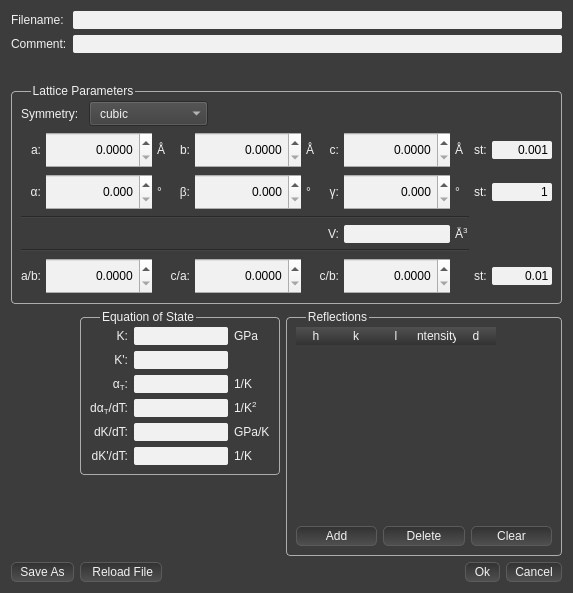
The window that Dioptas_main/Views/UiFiles/Jcpds.ui (Dioptas/Dioptas) describes before a commit, drawn with Qt 5.
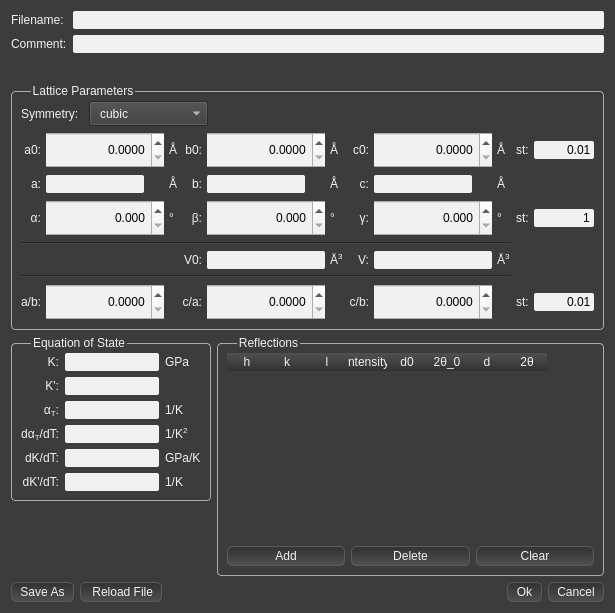
The same window after the commit.

Diff of the .ui file:
```diff
--- a/Dioptas_main/Views/UiFiles/Jcpds.ui
+++ b/Dioptas_main/Views/UiFiles/Jcpds.ui
@@ -6,8 +6,8 @@
    <rect>
     <x>0</x>
     <y>0</y>
-    <width>573</width>
-    <height>593</height>
+    <width>615</width>
+    <height>613</height>
    </rect>
   </property>
   <property name="windowTitle">
@@ -471,25 +471,25 @@
        </layout>
       </item>
       <item>
-       <layout class="QGridLayout" name="gridLayout_5" columnstretch="0,1,0,0,1,0,0,1,0,0,1">
+       <layout class="QGridLayout" name="gridLayout_5" columnstretch="0,0,0,0,0,0,0,0,0,0,0">
         <property name="sizeConstraint">
          <enum>QLayout::SetDefaultConstraint</enum>
         </property>
         <property name="horizontalSpacing">
          <number>5</number>
         </property>
-        <item row="0" column="10">
-         <widget class="QLineEdit" name="lattice_length_step_txt">
+        <item row="4" column="7">
+         <widget class="QLineEdit" name="lattice_eos_volume_txt">
           <property name="sizePolicy">
            <sizepolicy hsizetype="MinimumExpanding" vsizetype="Fixed">
             <horstretch>0</horstretch>
             <verstretch>0</verstretch>
            </sizepolicy>
           </property>
-          <property name="maximumSize">
+          <property name="minimumSize">
            <size>
-            <width>60</width>
-            <height>16777215</height>
+            <width>30</width>
+            <height>0</height>
            </size>
           </property>
           <property name="baseSize">
@@ -498,29 +498,28 @@
             <height>0</height>
            </size>
           </property>
-          <property name="text">
-           <string>0.001</string>
+          <property name="autoFillBackground">
+           <bool>false</bool>
+          </property>
+          <property name="frame">
+           <bool>true</bool>
           </property>
           <property name="alignment">
            <set>Qt::AlignRight|Qt::AlignTrailing|Qt::AlignVCenter</set>
           </property>
-         </widget>
-        </item>
-        <item row="1" column="9">
-         <widget class="QLabel" name="label_2">
-          <property name="text">
-           <string>st:</string>
+          <property name="readOnly">
+           <bool>true</bool>
           </property>
          </widget>
         </item>
-        <item row="5" column="9">
-         <widget class="QLabel" name="label_3">
+        <item row="1" column="2">
+         <widget class="QLabel" name="label_66">
           <property name="text">
-           <string>st:</string>
+           <string>Å</string>
           </property>
          </widget>
         </item>
-        <item row="3" column="7">
+        <item row="4" column="4">
          <widget class="QLineEdit" name="lattice_volume_txt">
           <property name="sizePolicy">
            <sizepolicy hsizetype="MinimumExpanding" vsizetype="Fixed">
@@ -548,8 +547,18 @@
           </property>
          </widget>
         </item>
-        <item row="0" column="0">
-         <widget class="QLabel" name="label_42">
+        <item row="1" column="3">
+         <widget class="QLabel" name="label_5">
+          <property name="text">
+           <string>b:</string>
+          </property>
+          <property name="alignment">
+           <set>Qt::AlignRight|Qt::AlignTrailing|Qt::AlignVCenter</set>
+          </property>
+         </widget>
+        </item>
+        <item row="1" column="0">
+         <widget class="QLabel" name="label_4">
           <property name="text">
            <string>a:</string>
           </property>
@@ -558,7 +567,217 @@
           </property>
          </widget>
         </item>
-        <item row="5" column="3">
+        <item row="1" column="6">
+         <widget class="QLabel" name="label_7">
+          <property name="text">
+           <string>c:</string>
+          </property>
+          <property name="alignment">
+           <set>Qt::AlignRight|Qt::AlignTrailing|Qt::AlignVCenter</set>
+          </property>
+         </widget>
+        </item>
+        <item row="4" column="8">
+         <widget class="QLabel" name="label_65">
+          <property name="text">
+           <string>Å&lt;sup&gt;3&lt;/sup&gt;</string>
+          </property>
+         </widget>
+        </item>
+        <item row="6" column="7">
+         <widget class="QDoubleSpinBox" name="lattice_cb_sb">
+          <property name="sizePolicy">
+           <sizepolicy hsizetype="MinimumExpanding" vsizetype="Fixed">
+            <horstretch>0</horstretch>
+            <verstretch>0</verstretch>
+           </sizepolicy>
+          </property>
+          <property name="baseSize">
+           <size>
+            <width>80</width>
+            <height>0</height>
+           </size>
+          </property>
+          <property name="alignment">
+           <set>Qt::AlignRight|Qt::AlignTrailing|Qt::AlignVCenter</set>
+          </property>
+          <property name="decimals">
+           <number>4</number>
+          </property>
+          <property name="maximum">
+           <double>999999999.000000000000000</double>
+          </property>
+          <property name="singleStep">
+           <double>0.010000000000000</double>
+          </property>
+         </widget>
+        </item>
+        <item row="0" column="1">
+         <widget class="QDoubleSpinBox" name="lattice_a_sb">
+          <property name="sizePolicy">
+           <sizepolicy hsizetype="MinimumExpanding" vsizetype="Fixed">
+            <horstretch>0</horstretch>
+            <verstretch>0</verstretch>
+           </sizepolicy>
+          </property>
+          <property name="baseSize">
+           <size>
+            <width>80</width>
+            <height>0</height>
+           </size>
+          </property>
+          <property name="alignment">
+           <set>Qt::AlignRight|Qt::AlignTrailing|Qt::AlignVCenter</set>
+          </property>
+          <property name="decimals">
+           <number>4</number>
+          </property>
+          <property name="maximum">
+           <double>999999999.000000000000000</double>
+          </property>
+          <property name="singleStep">
+           <double>0.010000000000000</double>
+          </property>
+         </widget>
+        </item>
+        <item row="2" column="5">
+         <widget class="QLabel" name="label_60">
+          <property name="text">
+           <string>°</string>
+          </property>
+         </widget>
+        </item>
+        <item row="2" column="2">
+         <widget class="QLabel" name="label_59">
+          <property name="text">
+           <string>°</string>
+          </property>
+         </widget>
+        </item>
+        <item row="2" column="1">
+         <widget class="QDoubleSpinBox" name="lattice_alpha_sb">
+          <property name="sizePolicy">
+           <sizepolicy hsizetype="MinimumExpanding" vsizetype="Fixed">
+            <horstretch>0</horstretch>
+            <verstretch>0</verstretch>
+           </sizepolicy>
+          </property>
+          <property name="baseSize">
+           <size>
+            <width>80</width>
+            <height>0</height>
+           </size>
+          </property>
+          <property name="alignment">
+           <set>Qt::AlignRight|Qt::AlignTrailing|Qt::AlignVCenter</set>
+          </property>
+          <property name="decimals">
+           <number>3</number>
+          </property>
+          <property name="maximum">
+           <double>360.000000000000000</double>
+          </property>
+         </widget>
+        </item>
+        <item row="6" column="1">
+         <widget class="QDoubleSpinBox" name="lattice_ab_sb">
+          <property name="sizePolicy">
+           <sizepolicy hsizetype="MinimumExpanding" vsizetype="Fixed">
+            <horstretch>0</horstretch>
+            <verstretch>0</verstretch>
+           </sizepolicy>
+          </property>
+          <property name="baseSize">
+           <size>
+            <width>80</width>
+            <height>0</height>
+           </size>
+          </property>
+          <property name="alignment">
+           <set>Qt::AlignRight|Qt::AlignTrailing|Qt::AlignVCenter</set>
+          </property>
+          <property name="decimals">
+           <number>4</number>
+          </property>
+          <property name="maximum">
+           <double>999999999.000000000000000</double>
+          </property>
+          <property name="singleStep">
+           <double>0.010000000000000</double>
+          </property>
+         </widget>
+        </item>
+        <item row="2" column="10">
+         <widget class="QLineEdit" name="lattice_angle_step_txt">
+          <property name="sizePolicy">
+           <sizepolicy hsizetype="MinimumExpanding" vsizetype="Fixed">
+            <horstretch>0</horstretch>
+            <verstretch>0</verstretch>
+           </sizepolicy>
+          </property>
+          <property name="maximumSize">
+           <size>
+            <width>60</width>
+            <height>16777215</height>
+           </size>
+          </property>
+          <property name="baseSize">
+           <size>
+            <width>40</width>
+            <height>0</height>
+           </size>
+          </property>
+          <property name="text">
+           <string>1</string>
+          </property>
+          <property name="alignment">
+           <set>Qt::AlignRight|Qt::AlignTrailing|Qt::AlignVCenter</set>
+          </property>
+         </widget>
+        </item>
+        <item row="6" column="4">
+         <widget class="QDoubleSpinBox" name="lattice_ca_sb">
+          <property name="sizePolicy">
+           <sizepolicy hsizetype="MinimumExpanding" vsizetype="Fixed">
+            <horstretch>0</horstretch>
+            <verstretch>0</verstretch>
+           </sizepolicy>
+          </property>
+          <property name="baseSize">
+           <size>
+            <width>80</width>
+            <height>0</height>
+           </size>
+          </property>
+          <property name="alignment">
+           <set>Qt::AlignRight|Qt::AlignTrailing|Qt::AlignVCenter</set>
+          </property>
+          <property name="decimals">
+           <number>4</number>
+          </property>
+          <property name="maximum">
+           <double>999999999.000000000000000</double>
+          </property>
+          <property name="singleStep">
+           <double>0.010000000000000</double>
+          </property>
+         </widget>
+        </item>
+        <item row="0" column="2">
+         <widget class="QLabel" name="label_54">
+          <property name="text">
+           <string>Å</string>
+          </property>
+         </widget>
+        </item>
+        <item row="0" column="5">
+         <widget class="QLabel" name="label_62">
+          <property name="text">
+           <string>Å</string>
+          </property>
+         </widget>
+        </item>
+        <item row="6" column="3">
          <widget class="QLabel" name="label_43">
           <property name="text">
            <string>c/a:</string>
@@ -568,7 +787,157 @@
           </property>
          </widget>
         </item>
-        <item row="1" column="0">
+        <item row="0" column="4">
+         <widget class="QDoubleSpinBox" name="lattice_b_sb">
+          <property name="sizePolicy">
+           <sizepolicy hsizetype="MinimumExpanding" vsizetype="Fixed">
+            <horstretch>0</horstretch>
+            <verstretch>0</verstretch>
+           </sizepolicy>
+          </property>
+          <property name="baseSize">
+           <size>
+            <width>80</width>
+            <height>0</height>
+           </size>
+          </property>
+          <property name="alignment">
+           <set>Qt::AlignRight|Qt::AlignTrailing|Qt::AlignVCenter</set>
+          </property>
+          <property name="decimals">
+           <number>4</number>
+          </property>
+          <property name="maximum">
+           <double>999999999.000000000000000</double>
+          </property>
+          <property name="singleStep">
+           <double>0.010000000000000</double>
+          </property>
+         </widget>
+        </item>
+        <item row="5" column="0" colspan="9">
+         <widget class="Line" name="line_4">
+          <property name="orientation">
+           <enum>Qt::Horizontal</enum>
+          </property>
+         </widget>
+        </item>
+        <item row="2" column="7">
+         <widget class="QDoubleSpinBox" name="lattice_gamma_sb">
+          <property name="sizePolicy">
+           <sizepolicy hsizetype="MinimumExpanding" vsizetype="Fixed">
+            <horstretch>0</horstretch>
+            <verstretch>0</verstretch>
+           </sizepolicy>
+          </property>
+          <property name="baseSize">
+           <size>
+            <width>80</width>
+            <height>0</height>
+           </size>
+          </property>
+          <property name="alignment">
+           <set>Qt::AlignRight|Qt::AlignTrailing|Qt::AlignVCenter</set>
+          </property>
+          <property name="decimals">
+           <number>3</number>
+          </property>
+          <property name="maximum">
+           <double>360.000000000000000</double>
+          </property>
+         </widget>
+        </item>
+        <item row="0" column="9">
+         <widget class="QLabel" name="label">
+          <property name="text">
+           <string>st:</string>
+          </property>
+         </widget>
+        </item>
+        <item row="3" column="0" colspan="9">
+         <widget class="Line" name="line_5">
+          <property name="orientation">
+           <enum>Qt::Horizontal</enum>
+          </property>
+         </widget>
+        </item>
+        <item row="0" column="6">
+         <widget class="QLabel" name="label_57">
+          <property name="layoutDirection">
+           <enum>Qt::LeftToRight</enum>
+          </property>
+          <property name="text">
+           <string>c0:</string>
+          </property>
+          <property name="alignment">
+           <set>Qt::AlignRight|Qt::AlignTrailing|Qt::AlignVCenter</set>
+          </property>
+         </widget>
+        </item>
+        <item row="0" column="10">
+         <widget class="QLineEdit" name="lattice_length_step_txt">
+          <property name="sizePolicy">
+           <sizepolicy hsizetype="MinimumExpanding" vsizetype="Fixed">
+            <horstretch>0</horstretch>
+            <verstretch>0</verstretch>
+           </sizepolicy>
+          </property>
+          <property name="maximumSize">
+           <size>
+            <width>60</width>
+            <height>16777215</height>
+           </size>
+          </property>
+          <property name="baseSize">
+           <size>
+            <width>40</width>
+            <height>0</height>
+           </size>
+          </property>
+          <property name="text">
+           <string>0.01</string>
+          </property>
+          <property name="alignment">
+           <set>Qt::AlignRight|Qt::AlignTrailing|Qt::AlignVCenter</set>
+          </property>
+         </widget>
+        </item>
+        <item row="2" column="9">
+         <widget class="QLabel" name="label_2">
+          <property name="text">
+           <string>st:</string>
+          </property>
+         </widget>
+        </item>
+        <item row="0" column="7">
+         <widget class="QDoubleSpinBox" name="lattice_c_sb">
+          <property name="sizePolicy">
+           <sizepolicy hsizetype="MinimumExpanding" vsizetype="Fixed">
+            <horstretch>0</horstretch>
+            <verstretch>0</verstretch>
+           </sizepolicy>
+          </property>
+          <property name="baseSize">
+           <size>
+            <width>80</width>
+            <height>0</height>
+           </size>
+          </property>
+          <property name="alignment">
+           <set>Qt::AlignRight|Qt::AlignTrailing|Qt::AlignVCenter</set>
+          </property>
+          <property name="decimals">
+           <number>4</number>
+          </property>
+          <property name="maximum">
+           <double>999999999.000000000000000</double>
+          </property>
+          <property name="singleStep">
+           <double>0.010000000000000</double>
+          </property>
+         </widget>
+        </item>
+        <item row="2" column="0">
          <widget class="QLabel" name="label_44">
           <property name="text">
            <string>α:</string>
@@ -578,14 +947,7 @@
           </property>
          </widget>
         </item>
-        <item row="1" column="8">
-         <widget class="QLabel" name="label_45">
-          <property name="text">
-           <string>°</string>
-          </property>
-         </widget>
-        </item>
-        <item row="5" column="0">
+        <item row="6" column="0">
          <widget class="QLabel" name="label_51">
           <property name="text">
            <string>a/b:</string>
@@ -595,7 +957,72 @@
           </property>
          </widget>
         </item>
-        <item row="5" column="6">
+        <item row="6" column="9">
+         <widget class="QLabel" name="label_3">
+          <property name="text">
+           <string>st:</string>
+          </property>
+         </widget>
+        </item>
+        <item row="2" column="8">
+         <widget class="QLabel" name="label_45">
+          <property name="text">
+           <string>°</string>
+          </property>
+         </widget>
+        </item>
+        <item row="2" column="6">
+         <widget class="QLabel" name="label_58">
+          <property name="layoutDirection">
+           <enum>Qt::LeftToRight</enum>
+          </property>
+          <property name="text">
+           <string>γ:</string>
+          </property>
+          <property name="alignment">
+           <set>Qt::AlignRight|Qt::AlignTrailing|Qt::AlignVCenter</set>
+          </property>
+         </widget>
+        </item>
+        <item row="0" column="0">
+         <widget class="QLabel" name="label_42">
+          <property name="text">
+           <string>a0:</string>
+          </property>
+          <property name="alignment">
+           <set>Qt::AlignRight|Qt::AlignTrailing|Qt::AlignVCenter</set>
+          </property>
+         </widget>
+        </item>
+        <item row="6" column="10">
+         <widget class="QLineEdit" name="lattice_ratio_step_txt">
+          <property name="sizePolicy">
+           <sizepolicy hsizetype="MinimumExpanding" vsizetype="Fixed">
+            <horstretch>0</horstretch>
+            <verstretch>0</verstretch>
+           </sizepolicy>
+          </property>
+          <property name="maximumSize">
+           <size>
+            <width>60</width>
+            <height>16777215</height>
+           </size>
+          </property>
+          <property name="baseSize">
+           <size>
+            <width>40</width>
+            <height>0</height>
+           </size>
+          </property>
+          <property name="text">
+           <string>0.01</string>
+          </property>
+          <property name="alignment">
+           <set>Qt::AlignRight|Qt::AlignTrailing|Qt::AlignVCenter</set>
+          </property>
+         </widget>
+        </item>
+        <item row="6" column="6">
          <widget class="QLabel" name="label_52">
           <property name="text">
            <string>c/b:</string>
@@ -605,94 +1032,51 @@
           </property>
          </widget>
         </item>
+        <item row="2" column="3">
+         <widget class="QLabel" name="label_63">
+          <property name="text">
+           <string>β:</string>
+          </property>
+          <property name="alignment">
+           <set>Qt::AlignRight|Qt::AlignTrailing|Qt::AlignVCenter</set>
+          </property>
+         </widget>
+        </item>
+        <item row="2" column="4">
+         <widget class="QDoubleSpinBox" name="lattice_beta_sb">
+          <property name="sizePolicy">
+           <sizepolicy hsizetype="MinimumExpanding" vsizetype="Fixed">
+            <horstretch>0</horstretch>
+            <verstretch>0</verstretch>
+           </sizepolicy>
+          </property>
+          <property name="baseSize">
+           <size>
+            <width>80</width>
+            <height>0</height>
+           </size>
+          </property>
+          <property name="alignment">
+           <set>Qt::AlignRight|Qt::AlignTrailing|Qt::AlignVCenter</set>
+          </property>
+          <property name="decimals">
+           <number>3</number>
+          </property>
+          <property name="maximum">
+           <double>360.000000000000000</double>
+          </property>
+         </widget>
+        </item>
         <item row="0" column="3">
          <widget class="QLabel" name="label_53">
           <property name="text">
-           <string>b:</string>
+           <string>b0:</string>
           </property>
           <property name="alignment">
            <set>Qt::AlignRight|Qt::AlignTrailing|Qt::AlignVCenter</set>
           </property>
          </widget>
         </item>
-        <item row="4" column="0" colspan="9">
-         <widget class="Line" name="line_4">
-          <property name="orientation">
-           <enum>Qt::Horizontal</enum>
-          </property>
-         </widget>
-        </item>
-        <item row="0" column="2">
-         <widget class="QLabel" name="label_54">
-          <property name="text">
-           <string>Å</string>
-          </property>
-         </widget>
-        </item>
-        <item row="3" column="8">
-         <widget class="QLabel" name="label_55">
-          <property name="text">
-           <string>Å&lt;sup&gt;3&lt;/sup&gt;</string>
-          </property>
-         </widget>
-        </item>
-        <item row="3" column="6">
-         <widget class="QLabel" name="label_56">
-          <property name="text">
-           <string>V:</string>
-          </property>
-          <property name="alignment">
-           <set>Qt::AlignRight|Qt::AlignTrailing|Qt::AlignVCenter</set>
-          </property>
-         </widget>
-        </item>
-        <item row="2" column="0" colspan="9">
-         <widget class="Line" name="line_5">
-          <property name="orientation">
-           <enum>Qt::Horizontal</enum>
-          </property>
-         </widget>
-        </item>
-        <item row="0" column="6">
-         <widget class="QLabel" name="label_57">
-          <property name="layoutDirection">
-           <enum>Qt::LeftToRight</enum>
-          </property>
-          <property name="text">
-           <string>c:</string>
-          </property>
-          <property name="alignment">
-           <set>Qt::AlignRight|Qt::AlignTrailing|Qt::AlignVCenter</set>
-          </property>
-         </widget>
-        </item>
-        <item row="1" column="6">
-         <widget class="QLabel" name="label_58">
-          <property name="layoutDirection">
-           <enum>Qt::LeftToRight</enum>
-          </property>
-          <property name="text">
-           <string>γ:</string>
-          </property>
-          <property name="alignment">
-           <set>Qt::AlignRight|Qt::AlignTrailing|Qt::AlignVCenter</set>
-          </property>
-         </widget>
-        </item>
-        <item row="1" column="2">
-         <widget class="QLabel" name="label_59">
-          <property name="text">
-           <string>°</string>
-          </property>
-         </widget>
-        </item>
-        <item row="1" column="5">
-         <widget class="QLabel" name="label_60">
-          <property name="text">
-           <string>°</string>
-          </property>
-         </widget>
-        </item>
         <item row="0" column="8">
          <widget class="QLabel" name="label_61">
           <property name="text">
@@ -700,319 +1084,154 @@
           </property>
          </widget>
         </item>
-        <item row="0" column="5">
-         <widget class="QLabel" name="label_62">
+        <item row="4" column="3">
+         <widget class="QLabel" name="label_64">
           <property name="text">
-           <string>Å</string>
+           <string>V0:</string>
           </property>
-         </widget>
-        </item>
-        <item row="1" column="3">
-         <widget class="QLabel" name="label_63">
-          <property name="text">
-           <string>β:</string>
-          </property>
           <property name="alignment">
            <set>Qt::AlignRight|Qt::AlignTrailing|Qt::AlignVCenter</set>
           </property>
          </widget>
         </item>
-        <item row="0" column="9">
-         <widget class="QLabel" name="label">
+        <item row="1" column="5">
+         <widget class="QLabel" name="label_67">
           <property name="text">
-           <string>st:</string>
+           <string>Å</string>
           </property>
          </widget>
         </item>
-        <item row="1" column="10">
-         <widget class="QLineEdit" name="lattice_angle_step_txt">
-          <property name="sizePolicy">
-           <sizepolicy hsizetype="MinimumExpanding" vsizetype="Fixed">
-            <horstretch>0</horstretch>
-            <verstretch>0</verstretch>
-           </sizepolicy>
-          </property>
-          <property name="maximumSize">
-           <size>
-            <width>60</width>
-            <height>16777215</height>
-           </size>
-          </property>
-          <property name="baseSize">
-           <size>
-            <width>40</width>
-            <height>0</height>
-           </size>
-          </property>
+        <item row="1" column="8">
+         <widget class="QLabel" name="label_68">
           <property name="text">
-           <string>1</string>
+           <string>Å</string>
           </property>
-          <property name="alignment">
-           <set>Qt::AlignRight|Qt::AlignTrailing|Qt::AlignVCenter</set>
-          </property>
          </widget>
         </item>
-        <item row="5" column="10">
-         <widget class="QLineEdit" name="lattice_ratio_step_txt">
-          <property name="sizePolicy">
-           <sizepolicy hsizetype="MinimumExpanding" vsizetype="Fixed">
-            <horstretch>0</horstretch>
-            <verstretch>0</verstretch>
-           </sizepolicy>
-          </property>
-          <property name="maximumSize">
-           <size>
-            <width>60</width>
-            <height>16777215</height>
-           </size>
-          </property>
-          <property name="baseSize">
-           <size>
-            <width>40</width>
-            <height>0</height>
-           </size>
-          </property>
+        <item row="4" column="6">
+         <widget class="QLabel" name="label_56">
           <property name="text">
-           <string>0.01</string>
+           <string>V:</string>
           </property>
           <property name="alignment">
            <set>Qt::AlignRight|Qt::AlignTrailing|Qt::AlignVCenter</set>
           </property>
          </widget>
         </item>
-        <item row="0" column="1">
-         <widget class="QDoubleSpinBox" name="lattice_a_sb">
-          <property name="sizePolicy">
-           <sizepolicy hsizetype="MinimumExpanding" vsizetype="Fixed">
-            <horstretch>0</horstretch>
-            <verstretch>0</verstretch>
-           </sizepolicy>
-          </property>
-          <property name="baseSize">
-           <size>
-            <width>80</width>
-            <height>0</height>
-           </size>
-          </property>
-          <property name="alignment">
-           <set>Qt::AlignRight|Qt::AlignTrailing|Qt::AlignVCenter</set>
-          </property>
-          <property name="decimals">
-           <number>4</number>
-          </property>
-          <property name="maximum">
-           <double>999999999.000000000000000</double>
-          </property>
-          <property name="singleStep">
-           <double>0.001000000000000</double>
+        <item row="4" column="5">
+         <widget class="QLabel" name="label_55">
+          <property name="text">
+           <string>Å&lt;sup&gt;3&lt;/sup&gt;</string>
           </property>
          </widget>
         </item>
         <item row="1" column="1">
-         <widget class="QDoubleSpinBox" name="lattice_alpha_sb">
-          <property name="sizePolicy">
-           <sizepolicy hsizetype="MinimumExpanding" vsizetype="Fixed">
-            <horstretch>0</horstretch>
-            <verstretch>0</verstretch>
-           </sizepolicy>
-          </property>
-          <property name="baseSize">
-           <size>
-            <width>80</width>
-            <height>0</height>
-           </size>
-          </property>
-          <property name="alignment">
-           <set>Qt::AlignRight|Qt::AlignTrailing|Qt::AlignVCenter</set>
-          </property>
-          <property name="decimals">
-           <number>3</number>
-          </property>
-          <property name="maximum">
-           <double>360.000000000000000</double>
-          </property>
-         </widget>
-        </item>
-        <item row="0" column="4">
-         <widget class="QDoubleSpinBox" name="lattice_b_sb">
-          <property name="sizePolicy">
-           <sizepolicy hsizetype="MinimumExpanding" vsizetype="Fixed">
-            <horstretch>0</horstretch>
-            <verstretch>0</verstretch>
-           </sizepolicy>
-          </property>
-          <property name="baseSize">
-           <size>
-            <width>80</width>
-            <height>0</height>
-           </size>
-          </property>
-          <property name="alignment">
-           <set>Qt::AlignRight|Qt::AlignTrailing|Qt::AlignVCenter</set>
-          </property>
-          <property name="decimals">
-           <number>4</number>
-          </property>
-          <property name="maximum">
-           <double>999999999.000000000000000</double>
-          </property>
-          <property name="singleStep">
-           <double>0.001000000000000</double>
-          </property>
-         </widget>
+         <layout class="QHBoxLayout" name="horizontalLayout_2">
+          <item>
+           <widget class="QLineEdit" name="lattice_eos_a_txt">
+            <property name="autoFillBackground">
+             <bool>false</bool>
+            </property>
+            <property name="frame">
+             <bool>true</bool>
+            </property>
+            <property name="alignment">
+             <set>Qt::AlignRight|Qt::AlignTrailing|Qt::AlignVCenter</set>
+            </property>
+            <property name="readOnly">
+             <bool>true</bool>
+            </property>
+           </widget>
+          </item>
+          <item>
+           <spacer name="horizontalSpacer_2">
+            <property name="orientation">
+             <enum>Qt::Horizontal</enum>
+            </property>
+            <property name="sizeType">
+             <enum>QSizePolicy::Fixed</enum>
+            </property>
+            <property name="sizeHint" stdset="0">
+             <size>
+              <width>20</width>
+              <height>20</height>
+             </size>
+            </property>
+           </spacer>
+          </item>
+         </layout>
         </item>
         <item row="1" column="4">
-         <widget class="QDoubleSpinBox" name="lattice_beta_sb">
-          <property name="sizePolicy">
-           <sizepolicy hsizetype="MinimumExpanding" vsizetype="Fixed">
-            <horstretch>0</horstretch>
-            <verstretch>0</verstretch>
-           </sizepolicy>
-          </property>
-          <property name="baseSize">
-           <size>
-            <width>80</width>
-            <height>0</height>
-           </size>
-          </property>
-          <property name="alignment">
-           <set>Qt::AlignRight|Qt::AlignTrailing|Qt::AlignVCenter</set>
-          </property>
-          <property name="decimals">
-           <number>3</number>
-          </property>
-          <property name="maximum">
-           <double>360.000000000000000</double>
-          </property>
-         </widget>
-        </item>
-        <item row="0" column="7">
-         <widget class="QDoubleSpinBox" name="lattice_c_sb">
-          <property name="sizePolicy">
-           <sizepolicy hsizetype="MinimumExpanding" vsizetype="Fixed">
-            <horstretch>0</horstretch>
-            <verstretch>0</verstretch>
-           </sizepolicy>
-          </property>
-          <property name="baseSize">
-           <size>
-            <width>80</width>
-            <height>0</height>
-           </size>
-          </property>
-          <property name="alignment">
-           <set>Qt::AlignRight|Qt::AlignTrailing|Qt::AlignVCenter</set>
-          </property>
-          <property name="decimals">
-           <number>4</number>
-          </property>
-          <property name="maximum">
-           <double>999999999.000000000000000</double>
-          </property>
-          <property name="singleStep">
-           <double>0.001000000000000</double>
-          </property>
-         </widget>
+         <layout class="QHBoxLayout" name="horizontalLayout_3">
+          <item>
+           <widget class="QLineEdit" name="lattice_eos_b_txt">
+            <property name="autoFillBackground">
+             <bool>false</bool>
+            </property>
+            <property name="frame">
+             <bool>true</bool>
+            </property>
+            <property name="alignment">
+             <set>Qt::AlignRight|Qt::AlignTrailing|Qt::AlignVCenter</set>
+            </property>
+            <property name="readOnly">
+             <bool>true</bool>
+            </property>
+           </widget>
+          </item>
+          <item>
+           <spacer name="horizontalSpacer_4">
+            <property name="orientation">
+             <enum>Qt::Horizontal</enum>
+            </property>
+            <property name="sizeType">
+             <enum>QSizePolicy::Fixed</enum>
+            </property>
+            <property name="sizeHint" stdset="0">
+             <size>
+              <width>20</width>
+              <height>20</height>
+             </size>
+            </property>
+           </spacer>
+          </item>
+         </layout>
         </item>
         <item row="1" column="7">
-         <widget class="QDoubleSpinBox" name="lattice_gamma_sb">
-          <property name="sizePolicy">
-           <sizepolicy hsizetype="MinimumExpanding" vsizetype="Fixed">
-            <horstretch>0</horstretch>
-            <verstretch>0</verstretch>
-           </sizepolicy>
-          </property>
-          <property name="baseSize">
-           <size>
-            <width>80</width>
-            <height>0</height>
-           </size>
-          </property>
-          <property name="alignment">
-           <set>Qt::AlignRight|Qt::AlignTrailing|Qt::AlignVCenter</set>
-          </property>
-          <property name="decimals">
-           <number>3</number>
-          </property>
-          <property name="maximum">
-           <double>360.000000000000000</double>
-          </property>
-         </widget>
-        </item>
-        <item row="5" column="1">
-         <widget class="QDoubleSpinBox" name="lattice_ab_sb">
-          <property name="sizePolicy">
-           <sizepolicy hsizetype="MinimumExpanding" vsizetype="Fixed">
-            <horstretch>0</horstretch>
-            <verstretch>0</verstretch>
-           </sizepolicy>
-          </property>
-          <property name="baseSize">
-           <size>
-            <width>80</width>
-            <height>0</height>
-           </size>
-          </property>
-          <property name="alignment">
-           <set>Qt::AlignRight|Qt::AlignTrailing|Qt::AlignVCenter</set>
-          </property>
-          <property name="decimals">
-           <number>4</number>
-          </property>
-          <property name="singleStep">
-           <double>0.010000000000000</double>
-          </property>
-         </widget>
-        </item>
-        <item row="5" column="4">
-         <widget class="QDoubleSpinBox" name="lattice_ca_sb">
-          <property name="sizePolicy">
-           <sizepolicy hsizetype="MinimumExpanding" vsizetype="Fixed">
-            <horstretch>0</horstretch>
-            <verstretch>0</verstretch>
-           </sizepolicy>
-          </property>
-          <property name="baseSize">
-           <size>
-            <width>80</width>
-            <height>0</height>
-           </size>
-          </property>
-          <property name="alignment">
-           <set>Qt::AlignRight|Qt::AlignTrailing|Qt::AlignVCenter</set>
-          </property>
-          <property name="decimals">
-           <number>4</number>
-          </property>
-          <property name="singleStep">
-           <double>0.010000000000000</double>
-          </property>
-         </widget>
-        </item>
-        <item row="5" column="7">
-         <widget class="QDoubleSpinBox" name="lattice_cb_sb">
-          <property name="sizePolicy">
-           <sizepolicy hsizetype="MinimumExpanding" vsizetype="Fixed">
-            <horstretch>0</horstretch>
-            <verstretch>0</verstretch>
-           </sizepolicy>
-          </property>
-          <property name="baseSize">
-           <size>
-            <width>80</width>
-            <height>0</height>
-           </size>
-          </property>
-          <property name="alignment">
-           <set>Qt::AlignRight|Qt::AlignTrailing|Qt::AlignVCenter</set>
-          </property>
-          <property name="decimals">
-           <number>4</number>
-          </property>
-          <property name="singleStep">
-           <double>0.010000000000000</double>
-          </property>
-         </widget>
+         <layout class="QHBoxLayout" name="horizontalLayout_6">
+          <item>
+           <widget class="QLineEdit" name="lattice_eos_c_txt">
+            <property name="autoFillBackground">
+             <bool>false</bool>
+            </property>
+            <property name="frame">
+             <bool>true</bool>
+            </property>
+            <property name="alignment">
+             <set>Qt::AlignRight|Qt::AlignTrailing|Qt::AlignVCenter</set>
+            </property>
+            <property name="readOnly">
+             <bool>true</bool>
+            </property>
+           </widget>
+          </item>
+          <item>
+           <spacer name="horizontalSpacer_5">
+            <property name="orientation">
+             <enum>Qt::Horizontal</enum>
+            </property>
+            <property name="sizeType">
+             <enum>QSizePolicy::Fixed</enum>
+            </property>
+            <property name="sizeHint" stdset="0">
+             <size>
+              <width>20</width>
+              <height>20</height>
+             </size>
+            </property>
+           </spacer>
+          </item>
+         </layout>
         </item>
        </layout>
       </item>
@@ -1021,7 +1240,7 @@
    </item>
    <item>
     <layout class="QGridLayout" name="gridLayout_4">
-     <item row="1" column="1">
+     <item row="1" column="0">
       <spacer name="verticalSpacer">
        <property name="orientation">
         <enum>Qt::Vertical</enum>
@@ -1034,7 +1253,7 @@
        </property>
       </spacer>
      </item>
-     <item row="0" column="2" rowspan="2">
+     <item row="0" column="1" rowspan="2">
       <widget class="QGroupBox" name="groupBox_3">
        <property name="title">
         <string>Reflections</string>
@@ -1095,11 +1314,26 @@
             <string>Intensity</string>
            </property>
           </column>
+          <column>
+           <property name="text">
+            <string>d0</string>
+           </property>
+          </column>
+          <column>
+           <property name="text">
+            <string>2θ_0</string>
+           </property>
+          </column>
           <column>
            <property name="text">
             <string>d</string>
            </property>
           </column>
+          <column>
+           <property name="text">
+            <string>2θ</string>
+           </property>
+          </column>
          </widget>
         </item>
         <item>
@@ -1130,7 +1364,7 @@
        </layout>
       </widget>
      </item>
-     <item row="0" column="1">
+     <item row="0" column="0">
       <widget class="QGroupBox" name="groupBox_2">
        <property name="sizePolicy">
         <sizepolicy hsizetype="Fixed" vsizetype="Preferred">
@@ -1294,19 +1528,6 @@
        </layout>
       </widget>
      </item>
-     <item row="0" column="0">
-      <spacer name="horizontalSpacer">
-       <property name="orientation">
-        <enum>Qt::Horizontal</enum>
-       </property>
-       <property name="sizeHint" stdset="0">
-        <size>
-         <width>40</width>
-         <height>20</height>
-        </size>
-       </property>
-      </spacer>
-     </item>
     </layout>
    </item>
    <item>
```
Left out of the diff: 2 changed lines with no effect on the pictures.
